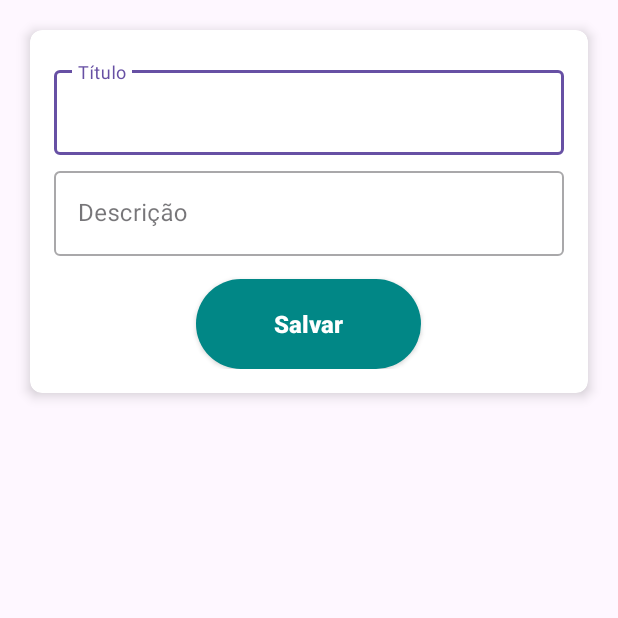
After one commit to LuizFurmann/Android-Task-Firebase, an Android app: the TaskDetailsActivity screen opened directly, with no data from a screen before it, on a phone screen of 412 x 824 dp, the top half of it. The commit adds this screen. Run offline under Robolectric (Android 15) with nearby library versions, the phone set to English and light mode, and no system bars; our stand-ins replace Firebase (no records; nobody signed in at launch, a user with empty details on screens opened directly).

Commit message:
adicionado função para criação de item no banco

```diff
--- a/app/src/main/AndroidManifest.xml
+++ b/app/src/main/AndroidManifest.xml
@@ -1,6 +1,8 @@
 <?xml version="1.0" encoding="utf-8"?>
 <manifest xmlns:android="http://schemas.android.com/apk/res/android"
     xmlns:tools="http://schemas.android.com/tools">
+
+    <uses-permission android:name="android.permission.INTERNET" />
 
     <application
         android:allowBackup="true"
@@ -13,6 +15,9 @@
         android:theme="@style/Theme.Tasks"
         tools:targetApi="31">
         <activity
+            android:name=".view.TaskDetailsActivity"
+            android:exported="false" />
+        <activity
             android:name=".view.MainActivity"
             android:exported="true">
             <intent-filter>
--- /dev/null
+++ b/app/src/main/java/com/example/tasks/view/TaskDetailsActivity.kt
@@ -0,0 +1,65 @@
+package com.example.tasks.view
+
+import androidx.appcompat.app.AppCompatActivity
+import android.os.Bundle
+import androidx.activity.viewModels
+import com.example.tasks.R
+import com.example.tasks.databinding.ActivityTaskDetailsBinding
+import com.example.tasks.model.Task
+import com.google.firebase.firestore.FirebaseFirestore
+
+class TaskDetailsActivity : AppCompatActivity() {
+
+    private lateinit var binding : ActivityTaskDetailsBinding
+    private lateinit var firebaseFirestore: FirebaseFirestore
+    private val taskViewModel: TaskViewModel by viewModels()
+
+    companion object {
+        const val EXTRA_DATA = "extra_data"
+        const val REQ_EDIT = "req_edit"
+        private var isEdit = false
+    }
+
+    override fun onCreate(savedInstanceState: Bundle?) {
+        binding = ActivityTaskDetailsBinding.inflate(layoutInflater)
+        super.onCreate(savedInstanceState)
+        setContentView(binding.root)
+
+        isEdit = intent.getBooleanExtra(REQ_EDIT, false)
+        firebaseFirestore = FirebaseFirestore.getInstance()
+        createTask()
+        updateView()
+    }
+
+    fun updateView(){
+
+        if (isEdit) {
+            var task = intent.getSerializableExtra(EXTRA_DATA) as Task
+            binding.etTitle.setText(task.title.toString())
+            binding.etDescription.setText(task.title.toString())
+        }
+    }
+
+    private fun createTask() {
+        binding.btnSaveTask.setOnClickListener {
+            if(intent.getSerializableExtra(EXTRA_DATA) != null){
+                var users = intent.getSerializableExtra(EXTRA_DATA) as Task
+
+                val task = Task(
+                    users.id,
+                    binding.etTitle.text.toString(),
+                    binding.etDescription.text.toString(),
+                )
+                taskViewModel.updateTask(task)
+            }else{
+                var task = Task()
+                val newTask = Task(
+                    task.id,
+                    binding.etTitle.text.toString(),
+                    binding.etDescription.text.toString(),
+                )
+                taskViewModel.createTask(newTask)
+            }
+        }
+    }
+}
--- a/app/src/main/java/com/example/tasks/view/TaskViewModel.kt
+++ b/app/src/main/java/com/example/tasks/view/TaskViewModel.kt
@@ -21,4 +21,8 @@ class TaskViewModel: ViewModel() {
     fun getTasks(): MutableLiveData<List<Task>> {
         return taskList
     }
+
+    fun createTask(task: Task) = taskRepository.createTask(task)
+
+    fun updateTask(task: Task) = taskRepository.updateTask(task)
 }
--- /dev/null
+++ b/app/src/main/res/drawable/button_shape.xml
@@ -0,0 +1,20 @@
+<?xml version="1.0" encoding="utf-8"?>
+<shape xmlns:android="http://schemas.android.com/apk/res/android" android:shape="rectangle">
+    <corners
+        android:bottomLeftRadius="30dp"
+        android:bottomRightRadius="30dp"
+        android:radius="60dp"
+        android:topLeftRadius="30dp"
+        android:topRightRadius="30dp"/>
+    <solid android:color="@color/teal_700" />
+
+    <padding
+        android:bottom="0dp"
+        android:left="0dp"
+        android:right="0dp"
+        android:top="0dp" />
+
+    <size
+        android:height="60dp"
+        android:width="200dp" />
+</shape>
--- /dev/null
+++ b/app/src/main/res/layout/activity_task_details.xml
@@ -0,0 +1,77 @@
+<?xml version="1.0" encoding="utf-8"?>
+<androidx.constraintlayout.widget.ConstraintLayout xmlns:android="http://schemas.android.com/apk/res/android"
+    xmlns:app="http://schemas.android.com/apk/res-auto"
+    xmlns:tools="http://schemas.android.com/tools"
+    android:layout_width="match_parent"
+    android:layout_height="match_parent"
+    tools:context=".view.TaskDetailsActivity">
+
+    <androidx.cardview.widget.CardView
+        android:layout_width="match_parent"
+        android:layout_height="wrap_content"
+        android:background="@android:color/white"
+        android:layout_margin="20dp"
+        app:cardCornerRadius="8dp"
+        app:cardElevation="5dp"
+        tools:ignore="MissingConstraints"
+        app:layout_constraintTop_toTopOf="parent"
+        app:layout_constraintStart_toStartOf="parent"
+        app:layout_constraintEnd_toEndOf="parent">
+
+        <LinearLayout
+            android:layout_width="match_parent"
+            android:layout_height="wrap_content"
+            android:orientation="vertical"
+            android:padding="16dp">
+
+            <com.google.android.material.textfield.TextInputLayout
+                android:id="@+id/tilTitle"
+                android:layout_width="match_parent"
+                android:layout_height="wrap_content"
+                android:layout_marginTop="5dp"
+                style="@style/Widget.MaterialComponents.TextInputLayout.OutlinedBox">
+                <androidx.appcompat.widget.AppCompatEditText
+                    android:id="@+id/etTitle"
+                    android:layout_width="match_parent"
+                    android:layout_height="wrap_content"
+                    android:maxLines="1"
+                    android:lines="1"
+                    android:inputType="number"
+                    android:singleLine="true"
+                    android:hint="Título"
+                    android:textColorHint="@color/black"/>
+            </com.google.android.material.textfield.TextInputLayout>
+
+            <com.google.android.material.textfield.TextInputLayout
+                android:id="@+id/tilDescription"
+                android:layout_width="match_parent"
+                android:layout_height="wrap_content"
+                android:layout_marginTop="5dp"
+                style="@style/Widget.MaterialComponents.TextInputLayout.OutlinedBox">
+                <androidx.appcompat.widget.AppCompatEditText
+                    android:id="@+id/etDescription"
+                    android:layout_width="match_parent"
+                    android:layout_height="wrap_content"
+                    android:maxLines="1"
+                    android:lines="1"
+                    android:singleLine="true"
+                    android:hint="Descrição"
+                    android:textColorHint="@color/black"/>
+            </com.google.android.material.textfield.TextInputLayout>
+
+            <Button
+                android:id="@+id/btnSaveTask"
+                android:layout_width="150dp"
+                android:layout_height="wrap_content"
+                android:layout_gravity="center"
+                android:layout_marginTop="15dp"
+                android:textColor="@color/white"
+                android:textAllCaps="false"
+                android:textSize="16sp"
+                android:background="@drawable/button_shape"
+                android:text="Salvar"
+                android:textStyle="bold"/>
+        </LinearLayout>
+    </androidx.cardview.widget.CardView>
+
+</androidx.constraintlayout.widget.ConstraintLayout>
```
Also changed, not shown: app/src/main/java/com/example/tasks/repository/TaskRepository.kt (+16 -0 lines), app/src/main/java/com/example/tasks/view/MainActivity.kt (+9 -0 lines), app/src/main/res/values/colors.xml (+8 -0 lines).
